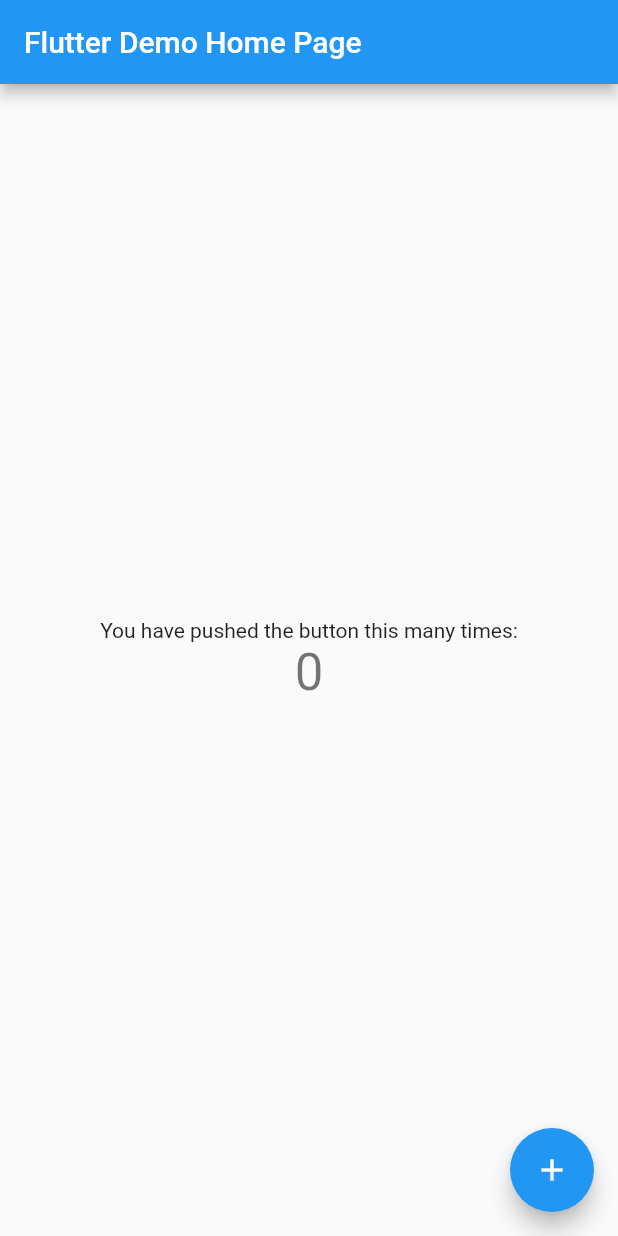
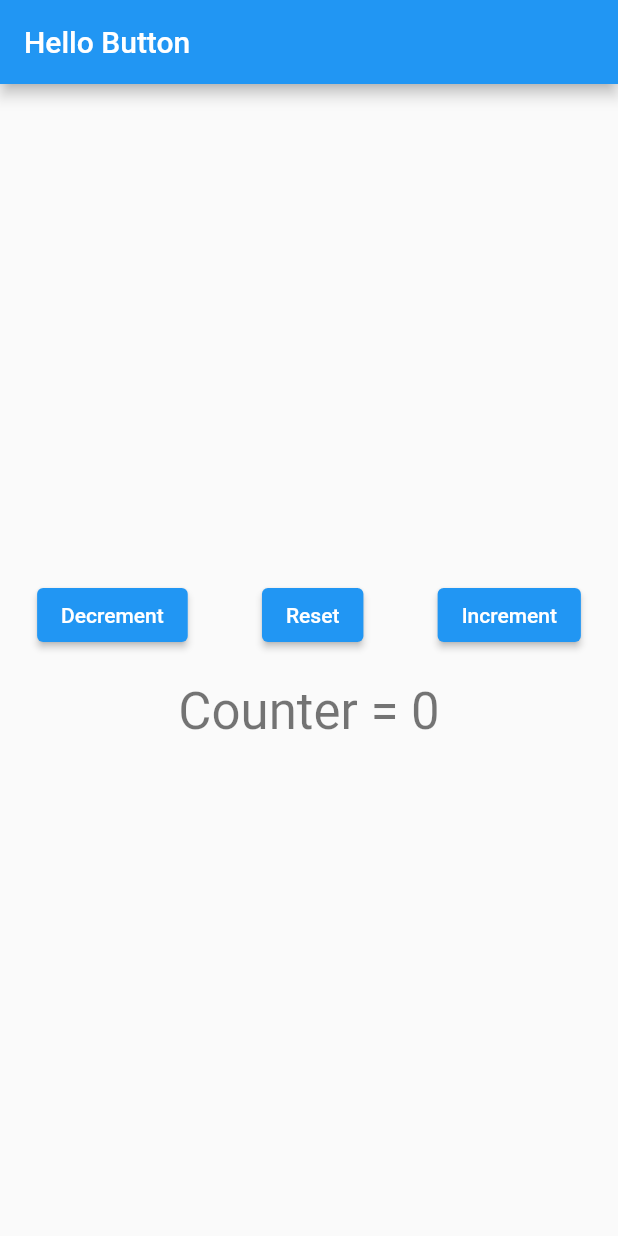
Before and after one commit to RHIT-Flutter/HelloButton, a Flutter app: the screen it shows after launch, on a phone screen of 412 x 824 dp. Run offline on Flutter 3.47's test engine with Material 2 defaults, Android fonts, the phone set to English and light mode, and no system bars.

Commit message:
hello button

```diff
--- a/hello_button/lib/main.dart
+++ b/hello_button/lib/main.dart
@@ -24,7 +24,7 @@ class MyApp extends StatelessWidget {
         // is not restarted.
         primarySwatch: Colors.blue,
       ),
-      home: const MyHomePage(title: 'Flutter Demo Home Page'),
+      home: const MyHomePage(title: 'Hello Button'),
     );
   }
 }
@@ -50,14 +50,25 @@ class MyHomePage extends StatefulWidget {
 class _MyHomePageState extends State<MyHomePage> {
   int _counter = 0;
 
-  void _incrementCounter() {
+  void _changeCounter(int amount) {
     setState(() {
       // This call to setState tells the Flutter framework that something has
       // changed in this State, which causes it to rerun the build method below
       // so that the display can reflect the updated values. If we changed
       // _counter without calling setState(), then the build method would not be
       // called again, and so nothing would appear to happen.
-      _counter++;
+      _counter += amount;
+    });
+  }
+
+  void _setCounter(int value) {
+    setState(() {
+      // This call to setState tells the Flutter framework that something has
+      // changed in this State, which causes it to rerun the build method below
+      // so that the display can reflect the updated values. If we changed
+      // _counter without calling setState(), then the build method would not be
+      // called again, and so nothing would appear to happen.
+      _counter = 0;
     });
   }
 
@@ -95,21 +106,44 @@ class _MyHomePageState extends State<MyHomePage> {
           // horizontal).
           mainAxisAlignment: MainAxisAlignment.center,
           children: <Widget>[
-            const Text(
-              'You have pushed the button this many times:',
+            Row(
+              mainAxisAlignment: MainAxisAlignment.spaceAround,
+              children: [
+                ElevatedButton(
+                  onPressed: () {
+                    _changeCounter(-1);
+                  },
+                  child: const Text('Decrement'),
+                ),
+                ElevatedButton(
+                  onPressed: () {
+                    _setCounter(0);
+                  },
+                  child: const Text('Reset'),
+                ),
+                ElevatedButton(
+                  onPressed: () {
+                    _changeCounter(1);
+                  },
+                  child: const Text('Increment'),
+                )
+              ],
             ),
+            const SizedBox(height: 20),
             Text(
-              '$_counter',
+              'Counter = $_counter',
               style: Theme.of(context).textTheme.headline4,
             ),
           ],
         ),
       ),
-      floatingActionButton: FloatingActionButton(
-        onPressed: _incrementCounter,
-        tooltip: 'Increment',
-        child: const Icon(Icons.add),
-      ), // This trailing comma makes auto-formatting nicer for build methods.
+      // floatingActionButton: FloatingActionButton(
+      //   onPressed: () {
+      //     _changeCounter(1);
+      //   },
+      //   tooltip: 'Increment',
+      //   child: const Icon(Icons.add),
+      // ), // This trailing comma makes auto-formatting nicer for build methods.
     );
   }
 }
```
